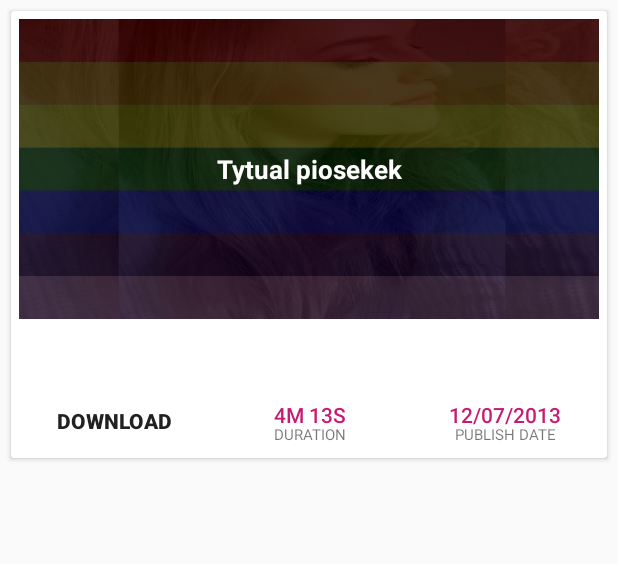
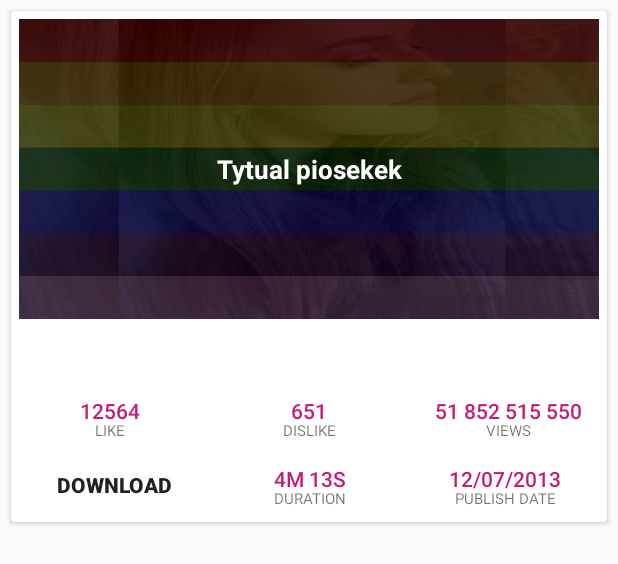
Before and after one commit to huddy14/Fabloader, an Android app: the layout list_item.xml on its own in the app's theme, with its tools: preview values and no code run, on a phone screen of 412 x 824 dp. Shown: the top 564 px of the screen. Run offline under Robolectric (Android 15) with nearby library versions, the phone set to English and light mode, and no system bars.

Commit message:
Add more details to video views

```diff
--- a/app/src/main/java/jendrzyca/piotr/fabloader/ui/adapters/YoutubeListAdapter.java
+++ b/app/src/main/java/jendrzyca/piotr/fabloader/ui/adapters/YoutubeListAdapter.java
@@ -12,6 +12,8 @@ import com.squareup.picasso.Picasso;
 
 import org.apache.commons.lang3.time.DurationFormatUtils;
 
+import java.text.DecimalFormat;
+import java.text.DecimalFormatSymbols;
 import java.text.ParseException;
 import java.text.SimpleDateFormat;
 import java.util.Date;
@@ -46,17 +48,34 @@ public class YoutubeListAdapter extends RecyclerView.Adapter<YoutubeListAdapter.
 
     @Override
     public void onBindViewHolder(YoutubeItemViewHolder holder, int position) {
-        holder.description.setText(songs.get(position).getDescription());
         holder.tittle.setText(songs.get(position).getTittle());
         Picasso.with(context)
                 .load(songs.get(position).getThumbnailUrl())
                 .fit()
                 .into(holder.thumbnail);
+
+        holder.like.setText(numberWithSpaces(songs.get(position).getStatistics().getLikeCount()));
+        holder.dislike.setText(numberWithSpaces(songs.get(position).getStatistics().getDislikeCount()));
+        holder.views.setText(numberWithSpaces(songs.get(position).getStatistics().getViewCount()));
+
+        holder.description.setText(songs.get(position).getDescription());
         String date = songs.get(position).getPublishedAt();
         holder.pubDate.setText(parseDate(date));
         holder.duration.setText(parseTime(songs.get(position).getStatistics().getDuration()));
+
     }
+    private String numberWithSpaces(int x) {
+        DecimalFormatSymbols symbols = new DecimalFormatSymbols();
+        symbols.setGroupingSeparator(' ');
 
+        DecimalFormat df = new DecimalFormat();
+        df.setDecimalFormatSymbols(symbols);
+        df.setGroupingSize(3);
+        df.setMaximumFractionDigits(2);
+        return df.format(x);
+        //return x.toString().replace(/\B(?=(\d{3})+(?!\d))/g, " ");
+        //return String.valueOf(x).replace("/\\B(?=(\\d{3})+(?!\\d))/g", " ");
+    }
 
     @Override
     public int getItemCount() {
@@ -72,6 +91,9 @@ public class YoutubeListAdapter extends RecyclerView.Adapter<YoutubeListAdapter.
         @Bind(R.id.thumbnail)ImageView thumbnail;
         @Bind(R.id.pubDate)TextView pubDate;
         @Bind(R.id.duration)TextView duration;
+        @Bind(R.id.likeTV)TextView like;
+        @Bind(R.id.dislikeTV)TextView dislike;
+        @Bind(R.id.viewsTV)TextView views;
 
         public YoutubeItemViewHolder(View itemView) {
             super(itemView);
@@ -107,8 +129,8 @@ public class YoutubeListAdapter extends RecyclerView.Adapter<YoutubeListAdapter.
         return new SimpleDateFormat("dd/MM/yyyy").format(d);
     }
 
-    //// TODO: 7/17/16 spacje wrzucic dla czytelnosci
+    //// TODO: 7/17/16 spacje wrzucic dla czytelnosci7 - zrobione: Michal
     private String parseTime(String duration) {
-        return duration.substring(2);
+        return duration.substring(2).replace("M", "M ");
     }
 }
--- a/app/src/main/res/layout/list_item.xml
+++ b/app/src/main/res/layout/list_item.xml
@@ -61,6 +61,97 @@
                 android:maxLines="3"
                 android:layout_below="@+id/tittleTV"
                 android:padding="10dp" />
+
+            <LinearLayout
+                android:layout_width="match_parent"
+                android:layout_height="match_parent"
+                android:orientation="horizontal"
+                android:layout_gravity="bottom">
+
+                <LinearLayout
+                    android:layout_width="match_parent"
+                    android:layout_height="wrap_content"
+                    android:layout_weight="1"
+                    android:orientation="vertical"
+                    android:layout_gravity="center_vertical"
+                    android:gravity="fill_vertical" >
+
+                    <TextView
+                        style="@style/Widget.AppCompat.Button.Borderless"
+                        android:layout_height="fill_parent"
+                        android:id="@+id/likeTV"
+                        android:paddingTop="@dimen/list_item_padding"
+                        android:text="12564"
+                        android:layout_width="fill_parent"
+                        android:layout_marginTop="@dimen/duration_margin_top"
+                        android:textColor="@color/colorPrimaryDark" />
+
+                    <TextView
+                        android:layout_height="fill_parent"
+                        android:paddingTop="@dimen/list_item_padding"
+                        android:text="LIKE"
+                        android:layout_width="fill_parent"
+                        android:textSize="@dimen/duration_text_size"
+                        android:gravity="center"
+                        android:layout_marginTop="@dimen/duration_margin" />
+                </LinearLayout>
+
+                <LinearLayout
+                    android:layout_width="match_parent"
+                    android:layout_height="wrap_content"
+                    android:layout_weight="1"
+                    android:orientation="vertical"
+                    android:layout_gravity="center_vertical"
+                    android:gravity="fill_vertical" >
+
+                    <TextView
+                        style="@style/Widget.AppCompat.Button.Borderless"
+                        android:layout_height="fill_parent"
+                        android:id="@+id/dislikeTV"
+                        android:paddingTop="@dimen/list_item_padding"
+                        android:text="651"
+                        android:layout_width="fill_parent"
+                        android:layout_marginTop="@dimen/duration_margin_top"
+                        android:textColor="@color/colorPrimaryDark" />
+
+                    <TextView
+                        android:layout_height="fill_parent"
+                        android:paddingTop="@dimen/list_item_padding"
+                        android:text="DISLIKE"
+                        android:layout_width="fill_parent"
+                        android:textSize="@dimen/duration_text_size"
+                        android:gravity="center"
+                        android:layout_marginTop="@dimen/duration_margin" />
+                </LinearLayout>
+
+                <LinearLayout
+                    android:layout_width="match_parent"
+                    android:layout_height="wrap_content"
+                    android:layout_weight="1"
+                    android:orientation="vertical"
+                    android:layout_gravity="center_vertical"
+                    android:gravity="fill_vertical" >
+
+                    <TextView
+                        style="@style/Widget.AppCompat.Button.Borderless"
+                        android:layout_height="fill_parent"
+                        android:id="@+id/viewsTV"
+                        android:paddingTop="@dimen/list_item_padding"
+                        android:text="51 852 515 550"
+                        android:layout_width="fill_parent"
+                        android:layout_marginTop="@dimen/duration_margin_top"
+                        android:textColor="@color/colorPrimaryDark" />
+
+                    <TextView
+                        android:layout_height="fill_parent"
+                        android:paddingTop="@dimen/list_item_padding"
+                        android:text="VIEWS"
+                        android:layout_width="fill_parent"
+                        android:textSize="@dimen/duration_text_size"
+                        android:gravity="center"
+                        android:layout_marginTop="@dimen/duration_margin" />
+                </LinearLayout>
+            </LinearLayout>
 
             <LinearLayout
                 android:layout_width="match_parent"
```
